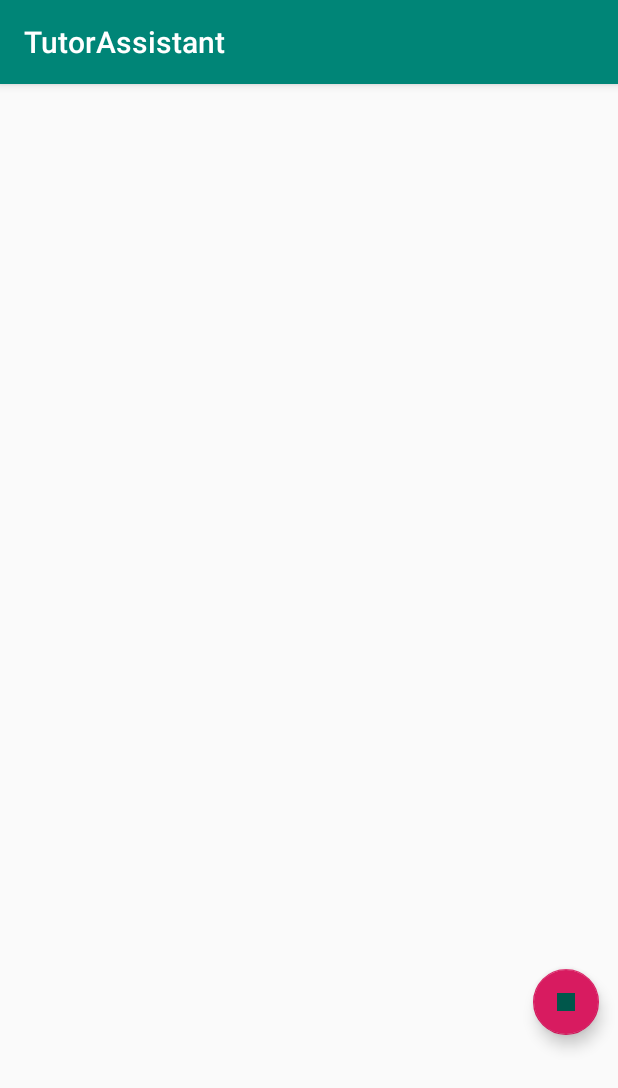
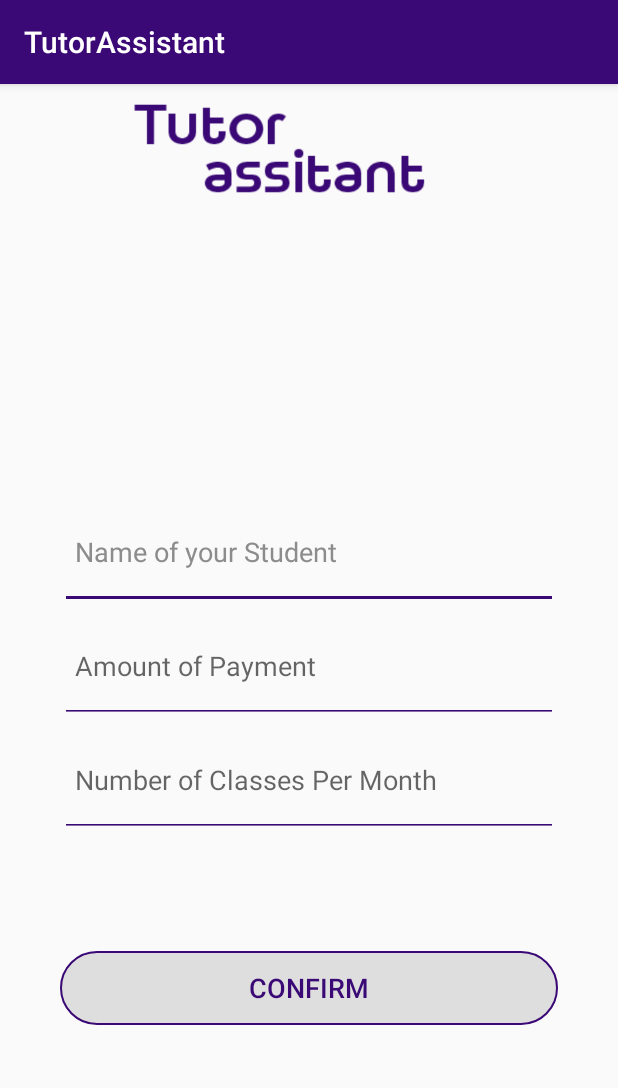
Before and after one commit to hossainzarif/TuitionManagerApp, an Android app: the screen it shows after launch (MainActivity before the commit, Add_reminder after it), on a phone screen of 412 x 824 dp. Shown: the top 1088 px of the screen. Run offline under Robolectric (Android 15) with nearby library versions, the phone set to English and light mode, and no system bars.

Commit message:
Intitiallly Done

```diff
--- a/TutorAssistant/app/src/main/AndroidManifest.xml
+++ b/TutorAssistant/app/src/main/AndroidManifest.xml
@@ -9,6 +9,7 @@
         android:roundIcon="@mipmap/ic_launcher_round"
         android:supportsRtl="true"
         android:theme="@style/AppTheme">
+        <activity android:name=".Add_reminder"></activity>
         <activity android:name=".SplashScreen">
             <intent-filter>
                 <action android:name="android.intent.action.MAIN" />
@@ -16,9 +17,7 @@
                 <category android:name="android.intent.category.LAUNCHER" />
             </intent-filter>
         </activity>
-        <activity android:name=".MainActivity">
-
-        </activity>
+        <activity android:name=".MainActivity"></activity>
     </application>
 
 </manifest>
--- /dev/null
+++ b/TutorAssistant/app/src/main/java/com/example/tutorassistant/Add_reminder.java
@@ -0,0 +1,14 @@
+package com.example.tutorassistant;
+
+import androidx.appcompat.app.AppCompatActivity;
+
+import android.os.Bundle;
+
+public class Add_reminder extends AppCompatActivity {
+
+    @Override
+    protected void onCreate(Bundle savedInstanceState) {
+        super.onCreate(savedInstanceState);
+        setContentView(R.layout.activity_add_reminder);
+    }
+}
--- a/TutorAssistant/app/src/main/java/com/example/tutorassistant/SplashScreen.java
+++ b/TutorAssistant/app/src/main/java/com/example/tutorassistant/SplashScreen.java
@@ -42,7 +42,7 @@ public class SplashScreen extends AppCompatActivity {
     new Handler().postDelayed(new Runnable() {
         @Override
         public void run() {
-            Intent intent = new Intent (SplashScreen.this,MainActivity.class);
+            Intent intent = new Intent (SplashScreen.this,Add_reminder.class);
             startActivity(intent);
             finish();
         }
--- /dev/null
+++ b/TutorAssistant/app/src/main/res/drawable/bc.xml
@@ -0,0 +1,20 @@
+<shape xmlns:android="http://schemas.android.com/apk/res/android"
+    android:shape= "rectangle" >
+
+    <corners
+        android:radius="40dp"
+
+        />
+
+
+
+    <stroke
+
+        android:color="@color/oneforall"
+        android:width="1dp"
+        />
+    <solid
+        android:color="#1D000000"
+
+        />
+</shape>
--- /dev/null
+++ b/TutorAssistant/app/src/main/res/layout/activity_add_reminder.xml
@@ -0,0 +1,123 @@
+<?xml version="1.0" encoding="utf-8"?>
+<RelativeLayout xmlns:android="http://schemas.android.com/apk/res/android"
+    xmlns:app="http://schemas.android.com/apk/res-auto"
+    xmlns:tools="http://schemas.android.com/tools"
+    android:layout_width="match_parent"
+    android:layout_height="match_parent"
+    tools:context=".Add_reminder">
+
+    <ImageView
+        android:id="@+id/img"
+        android:layout_width="243dp"
+        android:layout_height="77dp"
+        android:layout_gravity="center"
+        android:layout_marginLeft="70dp"
+        android:layout_marginTop="5dp"
+        android:src="@drawable/namelogo"
+        android:textAlignment="center" />
+
+
+
+
+        >
+
+        <LinearLayout
+            android:layout_width="match_parent"
+            android:layout_height="match_parent"
+            android:textAlignment="center"
+            android:layout_marginTop="10dp"
+            android:layout_marginRight="40dp"
+            android:orientation="vertical"
+            android:layout_marginLeft="40dp"
+            android:weightSum="20"
+            >
+
+            <Space
+                android:layout_width="match_parent"
+                android:layout_height="0dp"
+                android:layout_weight="7"
+                >
+
+            </Space>
+
+            <EditText
+                android:id="@+id/editText6"
+                android:layout_width="match_parent"
+                android:layout_height="0dp"
+                android:layout_weight="2"
+
+                android:backgroundTint="@color/oneforall"
+                android:ems="10"
+                android:hint="Name of your Student"
+                android:inputType="textPersonName"
+                android:paddingLeft="10dp"
+                android:shadowColor="@color/oneforall"
+                android:textColorHint="@color/shady"
+
+
+                android:textColorLink="@color/oneforall" />
+
+            <EditText
+                android:id="@+id/editText7"
+                android:layout_width="match_parent"
+                android:layout_height="0dp"
+                android:ems="10"
+                android:layout_weight="2"
+                android:paddingLeft="10dp"
+                android:hint="Amount of Payment"
+                android:backgroundTint="@color/oneforall"
+                android:inputType="numberDecimal" />
+
+            <EditText
+                android:id="@+id/editText8"
+                android:layout_width="match_parent"
+                android:layout_height="0dp"
+                android:layout_weight="2"
+                android:backgroundTint="@color/oneforall"
+                android:ems="10"
+                android:hint="Number of Classes Per Month"
+                android:inputType="number"
+
+                android:paddingLeft="10dp" />
+
+            <Space
+                android:layout_width="match_parent"
+                android:layout_height="0dp"
+                android:layout_weight="2"
+                >
+
+
+
+            </Space>
+
+            <Button
+                android:id="@+id/button"
+                android:layout_width="match_parent"
+                android:layout_height="0dp"
+                android:background="@drawable/bc"
+                android:layout_weight="1.3"
+                android:elevation="15dp"
+                android:textSize="18sp"
+                android:textAllCaps="false"
+                android:textAlignment="center"
+                android:textColor="@color/oneforall"
+                android:text="CONFIRM" />
+        </LinearLayout>
+
+
+
+
+
+
+
+
+
+
+
+
+
+
+
+
+
+</RelativeLayout>
--- a/TutorAssistant/app/src/main/res/layout/activity_main.xml
+++ b/TutorAssistant/app/src/main/res/layout/activity_main.xml
@@ -6,9 +6,23 @@
     android:layout_height="match_parent"
     tools:context=".MainActivity">
 
+
+
+    <ImageView
+        android:id="@+id/img"
+        android:layout_width="243dp"
+        android:layout_height="77dp"
+        android:layout_gravity="center"
+        android:layout_marginLeft="80dp"
+        android:layout_marginTop="2dp"
+        android:src="@drawable/namelogo"
+        android:textAlignment="center" />
     <androidx.recyclerview.widget.RecyclerView
         android:layout_width="match_parent"
-        android:layout_height="match_parent" />
+        android:layout_height="match_parent"
+        android:layout_marginTop="80dp"
+
+        />
 
     <com.google.android.material.floatingactionbutton.FloatingActionButton
         android:id="@+id/floatingActionButton2"
@@ -18,6 +32,7 @@
 
         android:layout_marginTop="590dp"
         android:clickable="true"
+        app:rippleColor="@color/oneforall"
         app:fabSize="normal"
-        app:srcCompat="?android:attr/colorPrimaryDark" />
+        app:srcCompat="@color/white" />
 </RelativeLayout>
--- a/TutorAssistant/app/src/main/res/layout/card_view_layout.xml
+++ b/TutorAssistant/app/src/main/res/layout/card_view_layout.xml
@@ -60,23 +60,23 @@
 
 
             <TextView
-                android:id="@+id/textView3"
+                android:id="@+id/name_of_day"
                 android:layout_width="189dp"
                 android:layout_height="match_parent"
-                android:text="Tuesday"
+                android:paddingTop="20dp"
+                android:text="Day"
                 android:textAlignment="textStart"
-                android:paddingTop="20dp"
                 android:textColor="@color/oneforall"
                 android:textSize="25sp"
 
                 />
 
             <TextView
-                android:id="@+id/textView5"
+                android:id="@+id/total_days"
                 android:layout_width="190dp"
                 android:layout_height="match_parent"
                 android:paddingTop="20dp"
-                android:text="12"
+                android:text="0"
                 android:textAlignment="center"
                 android:textColor="@color/oneforall"
                 android:textSize="30sp" />
@@ -91,12 +91,12 @@
             android:orientation="horizontal">
 
             <TextView
-                android:id="@+id/textView3s"
+                android:id="@+id/datefor"
                 android:layout_width="189dp"
                 android:layout_height="match_parent"
                 android:layout_marginBottom="5dp"
 
-                android:text="Date"
+                android:text="____/_____/____"
                 android:textAlignment="textStart"
                 android:textColor="@color/oneforall"
                 android:textSize="20sp"
--- a/TutorAssistant/app/src/main/res/values/colors.xml
+++ b/TutorAssistant/app/src/main/res/values/colors.xml
@@ -4,5 +4,8 @@
     <color name="colorPrimaryDark">#00574B</color>
     <color name="colorAccent">#D81B60</color>
     <color name="oneforall">#3A0975</color>
+    <color name="black">#000000</color>
+    <color name="white">#ffffff</color>
 
+    <color name="shady">#8C8C8C</color>
 </resources>
--- a/TutorAssistant/app/src/main/res/values/styles.xml
+++ b/TutorAssistant/app/src/main/res/values/styles.xml
@@ -3,7 +3,7 @@
     <!-- Base application theme. -->
     <style name="AppTheme" parent="Theme.AppCompat.Light.DarkActionBar">
         <!-- Customize your theme here. -->
-        <item name="colorPrimary">@color/colorPrimary</item>
+        <item name="colorPrimary">@color/oneforall</item>
         <item name="colorPrimaryDark">@color/colorPrimaryDark</item>
         <item name="colorAccent">@color/colorAccent</item>
     </style>
```
